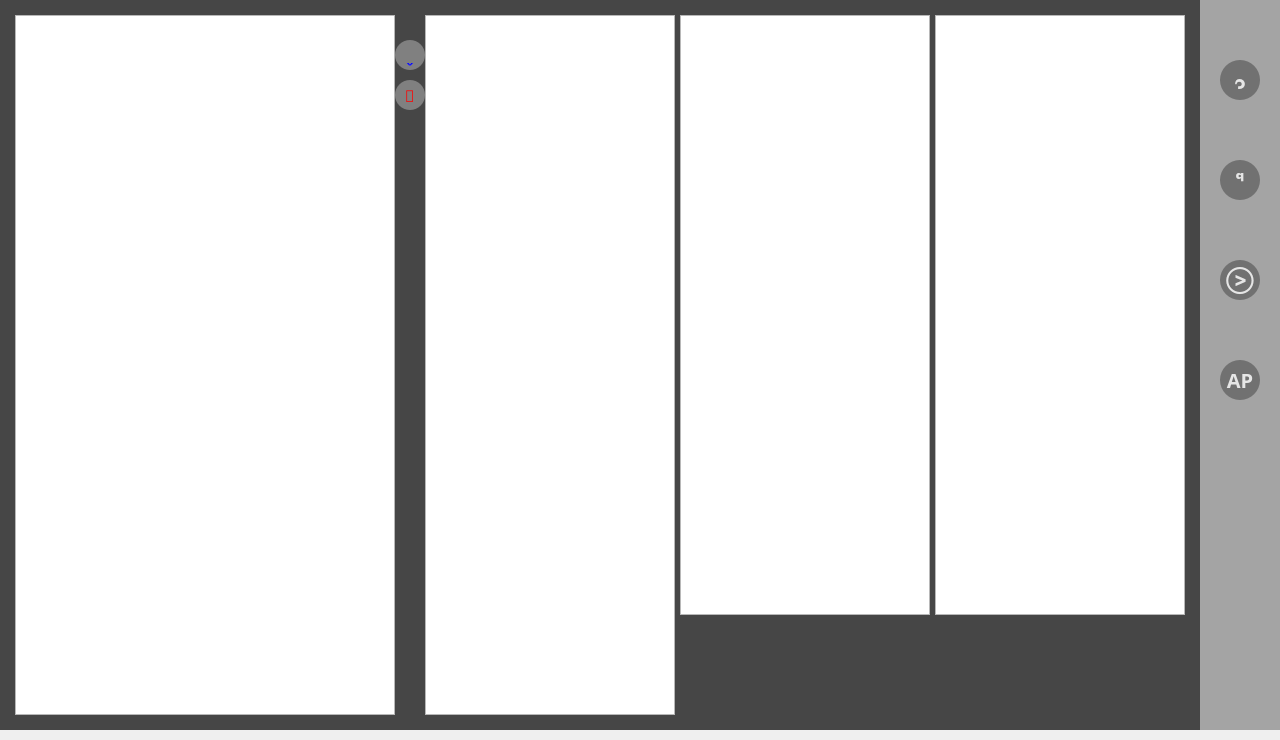
This is Gui/Screen.ui in Seoilyoung/Blue-Note as Qt 5 draws it before an edit. The edited form follows.
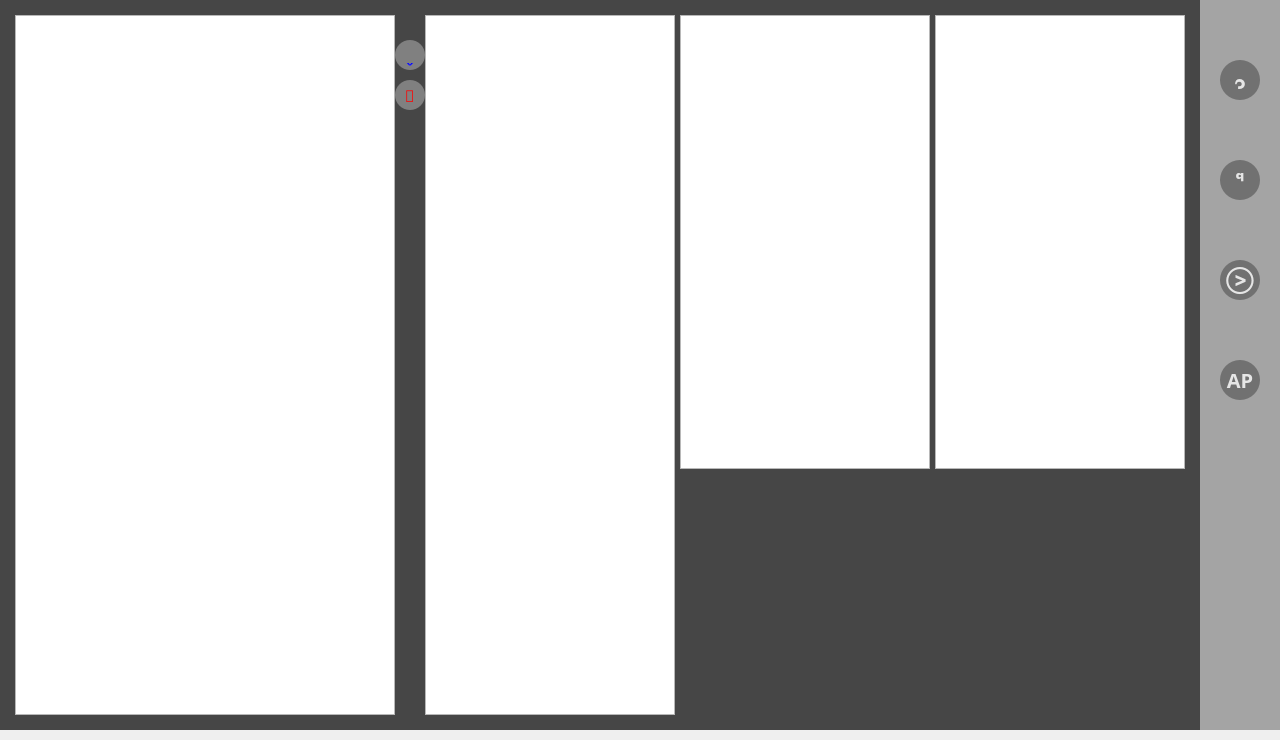
This is the edited form. Icons and pictures are not drawn.

Diff of the .ui file:
```diff
--- a/Gui/Screen.ui
+++ b/Gui/Screen.ui
@@ -425,7 +425,7 @@
          <x>680</x>
          <y>15</y>
          <width>250</width>
-         <height>600</height>
+         <height>454</height>
         </rect>
        </property>
        <property name="verticalScrollBarPolicy">
@@ -444,7 +444,7 @@
          <x>935</x>
          <y>15</y>
          <width>250</width>
-         <height>600</height>
+         <height>454</height>
         </rect>
        </property>
        <property name="verticalScrollBarPolicy">
```
